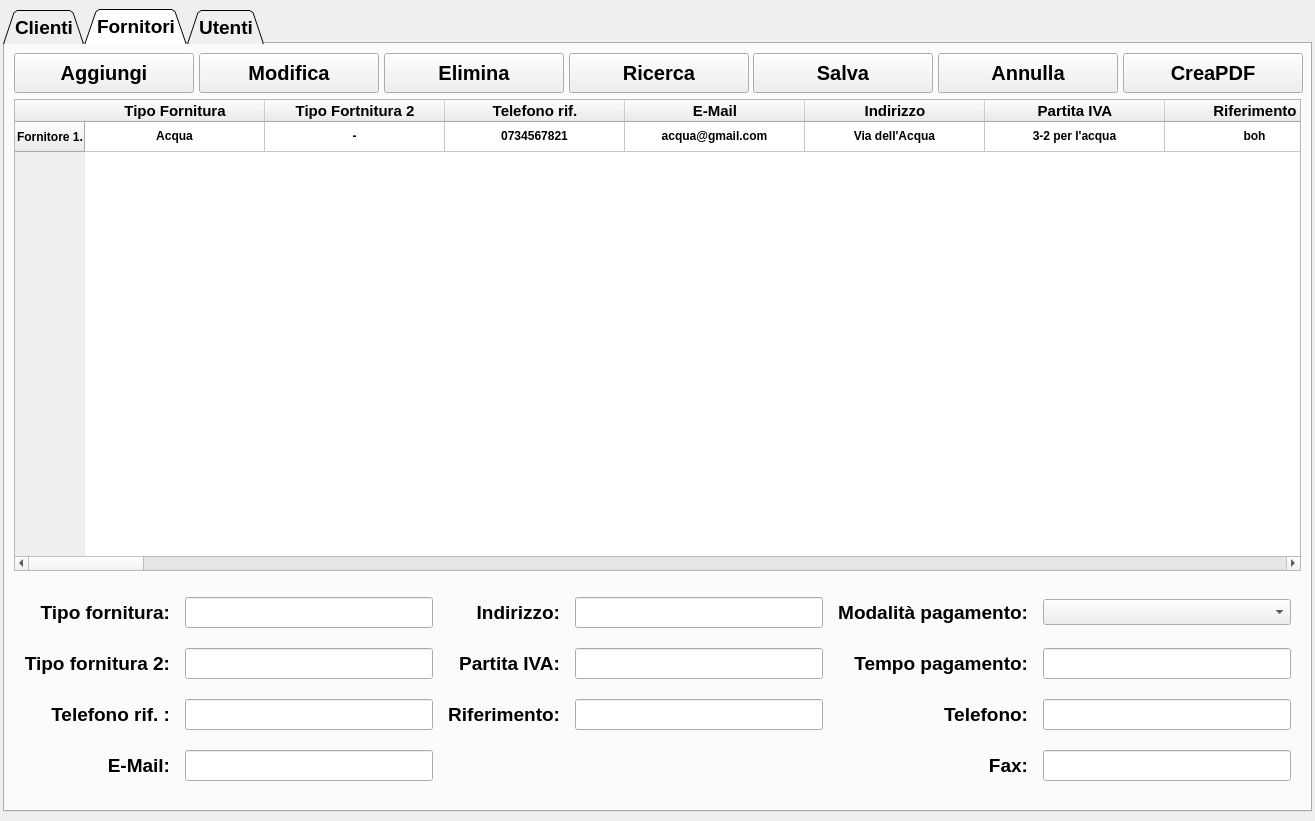
Qt form ui/anagrafiche_window.ui (Raccispini/Progetto-Hotel) before a commit.
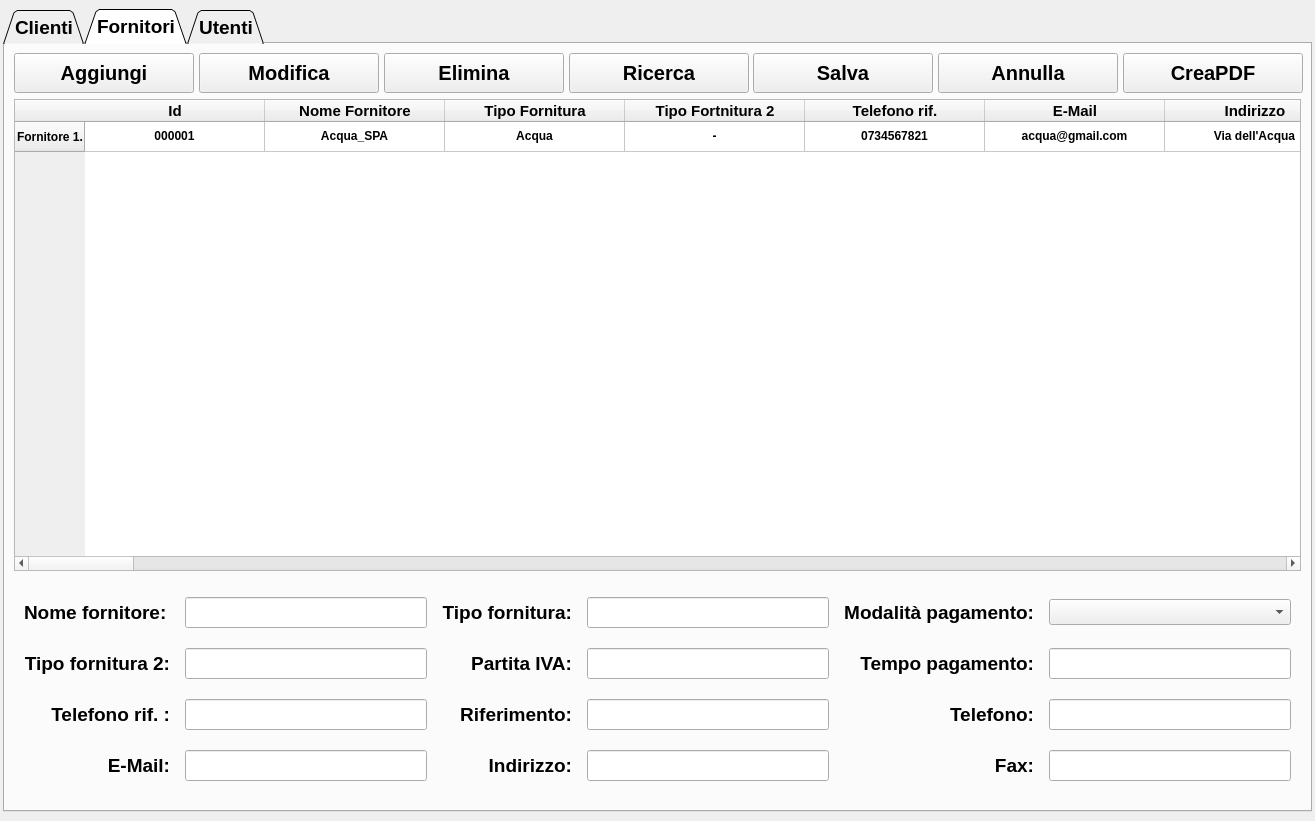
The same form after that commit. The open tabs and pages were chosen to show the change. Icons and pictures are not drawn.

What changed in the file:
```diff
--- a/ui/anagrafiche_window.ui
+++ b/ui/anagrafiche_window.ui
@@ -1727,6 +1727,34 @@
             </font>
            </property>
           </row>
+          <column>
+           <property name="text">
+            <string>Id</string>
+           </property>
+           <property name="font">
+            <font>
+             <family>MS Shell Dlg 2</family>
+             <pointsize>11</pointsize>
+             <weight>75</weight>
+             <bold>true</bold>
+            </font>
+           </property>
+           <property name="textAlignment">
+            <set>AlignCenter</set>
+           </property>
+          </column>
+          <column>
+           <property name="text">
+            <string>Nome Fornitore</string>
+           </property>
+           <property name="font">
+            <font>
+             <pointsize>11</pointsize>
+             <weight>75</weight>
+             <bold>true</bold>
+            </font>
+           </property>
+          </column>
           <column>
            <property name="text">
             <string>Tipo Fornitura</string>
@@ -1823,18 +1851,6 @@
             </font>
            </property>
           </column>
-          <column>
-           <property name="text">
-            <string>Tempo pagamento</string>
-           </property>
-           <property name="font">
-            <font>
-             <pointsize>11</pointsize>
-             <weight>75</weight>
-             <bold>true</bold>
-            </font>
-           </property>
-          </column>
           <column>
            <property name="text">
             <string>Telefono</string>
@@ -1861,13 +1877,29 @@
           </column>
           <item row="0" column="0">
            <property name="text">
+            <string>000001</string>
+           </property>
+           <property name="textAlignment">
+            <set>AlignCenter</set>
+           </property>
+          </item>
+          <item row="0" column="1">
+           <property name="text">
+            <string>Acqua_SPA</string>
+           </property>
+           <property name="textAlignment">
+            <set>AlignCenter</set>
+           </property>
+          </item>
+          <item row="0" column="2">
+           <property name="text">
             <string>Acqua</string>
            </property>
            <property name="textAlignment">
             <set>AlignCenter</set>
            </property>
           </item>
-          <item row="0" column="1">
+          <item row="0" column="3">
            <property name="text">
             <string>-</string>
            </property>
@@ -1875,7 +1907,7 @@
             <set>AlignCenter</set>
            </property>
           </item>
-          <item row="0" column="2">
+          <item row="0" column="4">
            <property name="text">
             <string>0734567821</string>
            </property>
@@ -1883,7 +1915,7 @@
             <set>AlignCenter</set>
            </property>
           </item>
-          <item row="0" column="3">
+          <item row="0" column="5">
            <property name="text">
             <string>acqua@gmail.com</string>
            </property>
@@ -1891,7 +1923,7 @@
             <set>AlignCenter</set>
            </property>
           </item>
-          <item row="0" column="4">
+          <item row="0" column="6">
            <property name="text">
             <string>Via dell'Acqua</string>
            </property>
@@ -1899,7 +1931,7 @@
             <set>AlignCenter</set>
            </property>
           </item>
-          <item row="0" column="5">
+          <item row="0" column="7">
            <property name="text">
             <string>3-2 per l'acqua</string>
            </property>
@@ -1907,7 +1939,7 @@
             <set>AlignCenter</set>
            </property>
           </item>
-          <item row="0" column="6">
+          <item row="0" column="8">
            <property name="text">
             <string>boh</string>
            </property>
@@ -1915,7 +1947,7 @@
             <set>AlignCenter</set>
            </property>
           </item>
-          <item row="0" column="7">
+          <item row="0" column="9">
            <property name="text">
             <string>contanti</string>
            </property>
@@ -1923,15 +1955,7 @@
             <set>AlignCenter</set>
            </property>
           </item>
-          <item row="0" column="8">
-           <property name="text">
-            <string>3 ore</string>
-           </property>
-           <property name="textAlignment">
-            <set>AlignCenter</set>
-           </property>
-          </item>
-          <item row="0" column="9">
+          <item row="0" column="10">
            <property name="text">
             <string>0390929212</string>
            </property>
@@ -1939,7 +1963,7 @@
             <set>AlignCenter</set>
            </property>
           </item>
-          <item row="0" column="10">
+          <item row="0" column="11">
            <property name="text">
             <string>143135134135</string>
            </property>
@@ -1949,7 +1973,7 @@
           </item>
          </widget>
         </item>
-        <item row="2" column="0">
+        <item row="3" column="0">
          <layout class="QGridLayout" name="gridLayout_3">
           <property name="leftMargin">
            <number>10</number>
@@ -1995,16 +2019,6 @@
             </property>
            </widget>
           </item>
-          <item row="0" column="0">
-           <widget class="QLabel" name="label_27">
-            <property name="text">
-             <string>Tipo fornitura:</string>
-            </property>
-            <property name="alignment">
-             <set>Qt::AlignRight|Qt::AlignTrailing|Qt::AlignVCenter</set>
-            </property>
-           </widget>
-          </item>
           <item row="1" column="3">
            <widget class="QLineEdit" name="lineEdit_PartitaIVA"/>
           </item>
@@ -2041,9 +2055,6 @@
           <item row="2" column="1">
            <widget class="QLineEdit" name="lineEdit_TelefonoRif"/>
           </item>
-          <item row="0" column="3">
-           <widget class="QLineEdit" name="lineEdit_Indirizzo"/>
-          </item>
           <item row="1" column="1">
            <widget class="QLineEdit" name="lineEdit_TipoFornitura2"/>
           </item>
@@ -2057,9 +2068,6 @@
             </property>
            </widget>
           </item>
-          <item row="0" column="1">
-           <widget class="QLineEdit" name="lineEdit_TipoFornitura"/>
-          </item>
           <item row="1" column="5">
            <widget class="QLineEdit" name="lineEdit_TempoPagamento"/>
           </item>
@@ -2073,16 +2081,6 @@
             </property>
            </widget>
           </item>
-          <item row="0" column="2">
-           <widget class="QLabel" name="label_26">
-            <property name="text">
-             <string>Indirizzo:</string>
-            </property>
-            <property name="alignment">
-             <set>Qt::AlignRight|Qt::AlignTrailing|Qt::AlignVCenter</set>
-            </property>
-           </widget>
-          </item>
           <item row="0" column="4">
            <widget class="QLabel" name="label_23">
             <property name="text">
@@ -2150,6 +2148,46 @@
             </item>
            </widget>
           </item>
+          <item row="0" column="0">
+           <widget class="QLabel" name="label_33">
+            <property name="text">
+             <string>Nome fornitore:</string>
+            </property>
+           </widget>
+          </item>
+          <item row="0" column="1">
+           <widget class="QLineEdit" name="lineEdit_nomeFornitore">
+            <property name="text">
+             <string/>
+            </property>
+           </widget>
+          </item>
+          <item row="0" column="3">
+           <widget class="QLineEdit" name="lineEdit_TipoFornitura"/>
+          </item>
+          <item row="3" column="2">
+           <widget class="QLabel" name="label_26">
+            <property name="text">
+             <string>Indirizzo:</string>
+            </property>
+            <property name="alignment">
+             <set>Qt::AlignRight|Qt::AlignTrailing|Qt::AlignVCenter</set>
+            </property>
+           </widget>
+          </item>
+          <item row="0" column="2">
+           <widget class="QLabel" name="label_27">
+            <property name="text">
+             <string>Tipo fornitura:</string>
+            </property>
+            <property name="alignment">
+             <set>Qt::AlignRight|Qt::AlignTrailing|Qt::AlignVCenter</set>
+            </property>
+           </widget>
+          </item>
+          <item row="3" column="3">
+           <widget class="QLineEdit" name="lineEdit_Indirizzo"/>
+          </item>
          </layout>
         </item>
        </layout>
```
Left out of the diff: 70 changed lines with no effect on the pictures.
